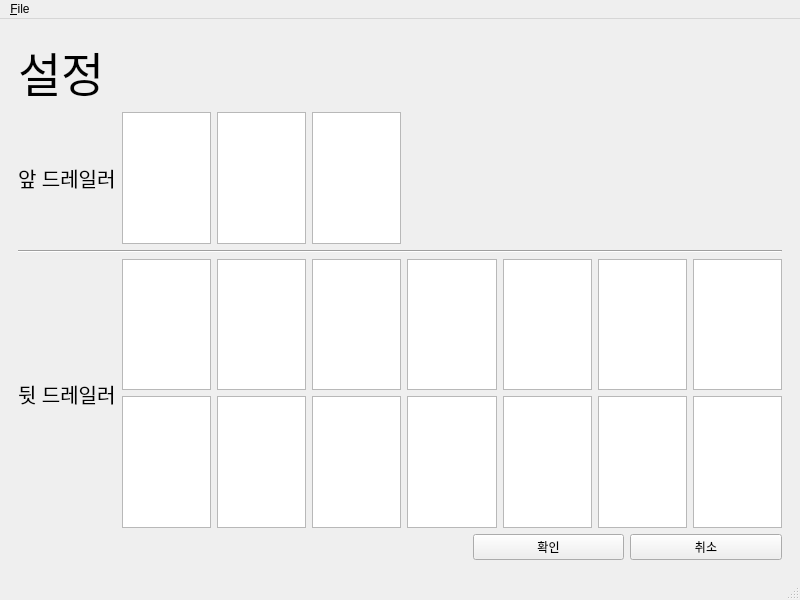
Old version of the form etc/mainwindow.ui in the repository linuxlight/gear-jump.
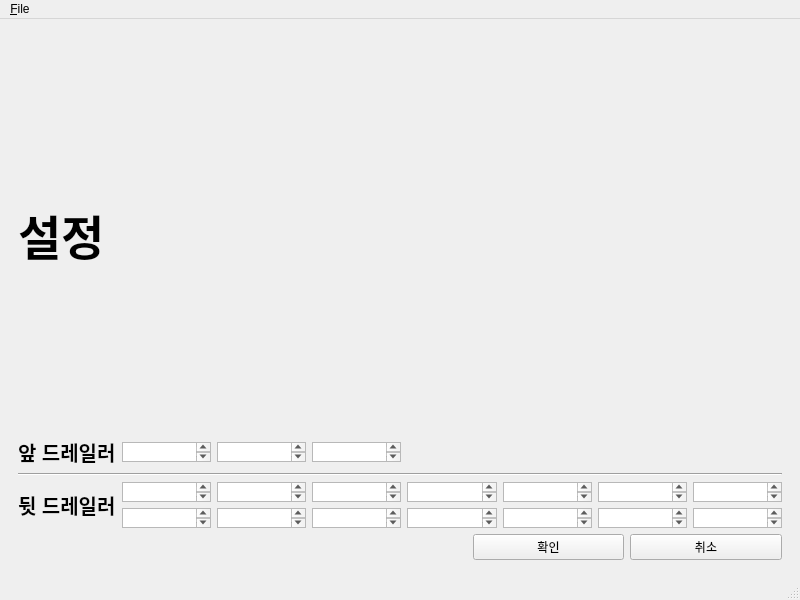
New version of the form. The open tabs and pages were chosen to show the change.

Commit message: adjusted ui sizes (2)

What changed in the file:
```diff
--- a/etc/mainwindow.ui
+++ b/etc/mainwindow.ui
@@ -132,6 +132,8 @@
           <property name="font">
            <font>
             <pointsize>35</pointsize>
+            <weight>75</weight>
+            <bold>true</bold>
            </font>
           </property>
           <property name="text">
@@ -143,9 +145,17 @@
          <layout class="QGridLayout" name="gridLayout_3">
           <item row="0" column="0">
            <widget class="QLabel" name="label_3">
+            <property name="sizePolicy">
+             <sizepolicy hsizetype="Preferred" vsizetype="Maximum">
+              <horstretch>0</horstretch>
+              <verstretch>0</verstretch>
+             </sizepolicy>
+            </property>
             <property name="font">
              <font>
               <pointsize>15</pointsize>
+              <weight>75</weight>
+              <bold>true</bold>
              </font>
             </property>
             <property name="text">
@@ -154,28 +164,90 @@
            </widget>
           </item>
           <item row="2" column="2">
-           <widget class="QTextEdit" name="rear_2"/>
+           <widget class="QTextEdit" name="rear_2">
+            <property name="maximumSize">
+             <size>
+              <width>16777215</width>
+              <height>20</height>
+             </size>
+            </property>
+           </widget>
           </item>
           <item row="2" column="4">
-           <widget class="QTextEdit" name="rear_4"/>
+           <widget class="QTextEdit" name="rear_4">
+            <property name="maximumSize">
+             <size>
+              <width>16777215</width>
+              <height>20</height>
+             </size>
+            </property>
+           </widget>
           </item>
           <item row="2" column="7">
-           <widget class="QTextEdit" name="rear_7"/>
+           <widget class="QTextEdit" name="rear_7">
+            <property name="maximumSize">
+             <size>
+              <width>16777215</width>
+              <height>20</height>
+             </size>
+            </property>
+           </widget>
           </item>
           <item row="0" column="2">
-           <widget class="QTextEdit" name="front_2"/>
+           <widget class="QTextEdit" name="front_2">
+            <property name="sizePolicy">
+             <sizepolicy hsizetype="Expanding" vsizetype="Maximum">
+              <horstretch>0</horstretch>
+              <verstretch>0</verstretch>
+             </sizepolicy>
+            </property>
+            <property name="maximumSize">
+             <size>
+              <width>16777215</width>
+              <height>20</height>
+             </size>
+            </property>
+           </widget>
           </item>
           <item row="3" column="7">
-           <widget class="QTextEdit" name="rear_14"/>
+           <widget class="QTextEdit" name="rear_14">
+            <property name="maximumSize">
+             <size>
+              <width>16777215</width>
+              <height>20</height>
+             </size>
+            </property>
+           </widget>
           </item>
           <item row="3" column="5">
-           <widget class="QTextEdit" name="rear_12"/>
+           <widget class="QTextEdit" name="rear_12">
+            <property name="maximumSize">
+             <size>
+              <width>16777215</width>
+              <height>20</height>
+             </size>
+            </property>
+           </widget>
           </item>
           <item row="3" column="2">
-           <widget class="QTextEdit" name="rear_9"/>
+           <widget class="QTextEdit" name="rear_9">
+            <property name="maximumSize">
+             <size>
+              <width>16777215</width>
+              <height>20</height>
+             </size>
+            </property>
+           </widget>
           </item>
           <item row="2" column="3">
-           <widget class="QTextEdit" name="rear_3"/>
+           <widget class="QTextEdit" name="rear_3">
+            <property name="maximumSize">
+             <size>
+              <width>16777215</width>
+              <height>20</height>
+             </size>
+            </property>
+           </widget>
           </item>
           <item row="2" column="1">
            <widget class="QTextEdit" name="rear_1">
@@ -185,28 +257,83 @@
               <verstretch>0</verstretch>
              </sizepolicy>
             </property>
+            <property name="maximumSize">
+             <size>
+              <width>16777215</width>
+              <height>20</height>
+             </size>
+            </property>
            </widget>
           </item>
           <item row="0" column="1">
-           <widget class="QTextEdit" name="front_1"/>
+           <widget class="QTextEdit" name="front_1">
+            <property name="sizePolicy">
+             <sizepolicy hsizetype="Expanding" vsizetype="Maximum">
+              <horstretch>0</horstretch>
+              <verstretch>0</verstretch>
+             </sizepolicy>
+            </property>
+            <property name="maximumSize">
+             <size>
+              <width>16777215</width>
+              <height>20</height>
+             </size>
+            </property>
+           </widget>
           </item>
           <item row="3" column="1">
-           <widget class="QTextEdit" name="rear_8"/>
+           <widget class="QTextEdit" name="rear_8">
+            <property name="maximumSize">
+             <size>
+              <width>16777215</width>
+              <height>20</height>
+             </size>
+            </property>
+           </widget>
           </item>
           <item row="3" column="3">
-           <widget class="QTextEdit" name="rear_10"/>
+           <widget class="QTextEdit" name="rear_10">
+            <property name="maximumSize">
+             <size>
+              <width>16777215</width>
+              <height>20</height>
+             </size>
+            </property>
+           </widget>
           </item>
           <item row="2" column="5">
-           <widget class="QTextEdit" name="rear_5"/>
+           <widget class="QTextEdit" name="rear_5">
+            <property name="maximumSize">
+             <size>
+              <width>16777215</width>
+              <height>20</height>
+             </size>
+            </property>
+           </widget>
           </item>
           <item row="0" column="3">
-           <widget class="QTextEdit" name="front_3"/>
+           <widget class="QTextEdit" name="front_3">
+            <property name="sizePolicy">
+             <sizepolicy hsizetype="Expanding" vsizetype="Maximum">
+              <horstretch>0</horstretch>
+              <verstretch>0</verstretch>
+             </sizepolicy>
+            </property>
+            <property name="maximumSize">
+             <size>
+              <width>16777215</width>
+              <height>20</height>
+             </size>
+            </property>
+           </widget>
           </item>
           <item row="2" column="0" rowspan="2">
            <widget class="QLabel" name="label_4">
             <property name="font">
              <font>
               <pointsize>15</pointsize>
+              <weight>75</weight>
+              <bold>true</bold>
              </font>
             </property>
             <property name="text">
@@ -215,13 +342,34 @@
            </widget>
           </item>
           <item row="3" column="4">
-           <widget class="QTextEdit" name="rear_11"/>
+           <widget class="QTextEdit" name="rear_11">
+            <property name="maximumSize">
+             <size>
+              <width>16777215</width>
+              <height>20</height>
+             </size>
+            </property>
+           </widget>
           </item>
           <item row="2" column="6">
-           <widget class="QTextEdit" name="rear_6"/>
+           <widget class="QTextEdit" name="rear_6">
+            <property name="maximumSize">
+             <size>
+              <width>16777215</width>
+              <height>20</height>
+             </size>
+            </property>
+           </widget>
           </item>
           <item row="3" column="6">
-           <widget class="QTextEdit" name="rear_13"/>
+           <widget class="QTextEdit" name="rear_13">
+            <property name="maximumSize">
+             <size>
+              <width>16777215</width>
+              <height>20</height>
+             </size>
+            </property>
+           </widget>
           </item>
           <item row="1" column="0" colspan="8">
            <widget class="Line" name="line">
```
Left out of the diff: 2 changed lines with no effect on the pictures.
